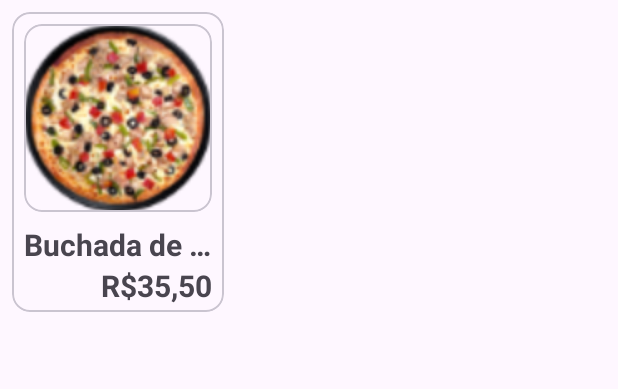
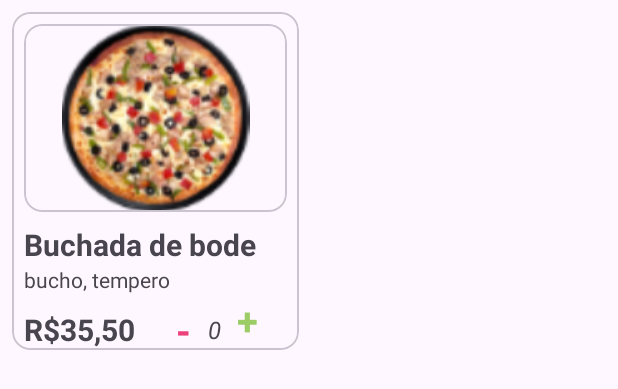
Before and after one commit to davidlucas1/Restaurante-, an Android app: the layout order_card.xml on its own in the app's theme, with its tools: preview values and no code run, on a phone screen of 412 x 824 dp. Shown: the top 389 px of the screen. Run offline under Robolectric (Android 15) with nearby library versions, the phone set to English and light mode, and no system bars; Roboto replaces fonts that are not available here.

Commit message:
description

```diff
--- a/app/src/main/AndroidManifest.xml
+++ b/app/src/main/AndroidManifest.xml
@@ -12,6 +12,9 @@
         android:supportsRtl="true"
         android:theme="@style/Theme.Pizzaria"
         tools:targetApi="31">
+        <activity
+            android:name=".Activities.Detail"
+            android:exported="false" />
         <activity
             android:name=".Activities.Tela2"
             android:exported="false" />
--- a/app/src/main/java/br/edu/ifma/pizzaria/Adapters/BebidasAdapter.java
+++ b/app/src/main/java/br/edu/ifma/pizzaria/Adapters/BebidasAdapter.java
@@ -45,6 +45,7 @@ public class BebidasAdapter extends RecyclerView.Adapter<BebidasAdapter.DrinksVi
         holder.image.setImageResource(drink.getImage());
         holder.name.setText(drink.getName());
         holder.price.setText(String.valueOf(drink.getPrice()));
+        holder.description.setText(String.valueOf(drink.getDescription()));
 
     }
 
@@ -55,7 +56,7 @@ public class BebidasAdapter extends RecyclerView.Adapter<BebidasAdapter.DrinksVi
 
     public class DrinksViewHolder extends RecyclerView.ViewHolder {
 
-        TextView name, price;
+        TextView name, price, description;
         ImageView image;
 
         public DrinksViewHolder(@NonNull View itemView) {
@@ -66,6 +67,8 @@ public class BebidasAdapter extends RecyclerView.Adapter<BebidasAdapter.DrinksVi
                     .findViewById(R.id.price);
             image = itemView
                     .findViewById(R.id.image);
+            description = itemView
+                    .findViewById(R.id.description);
         }
     }
 
--- a/app/src/main/java/br/edu/ifma/pizzaria/Adapters/MisturaAdapter.java
+++ b/app/src/main/java/br/edu/ifma/pizzaria/Adapters/MisturaAdapter.java
@@ -43,6 +43,8 @@ public class MisturaAdapter extends RecyclerView.Adapter<MisturaAdapter.Acompanh
         holder.image.setImageResource(mistura.getImage());
         holder.name.setText(mistura.getName());
         holder.price.setText(String.valueOf(mistura.getPrice()));
+        holder.description.setText(String.valueOf(mistura.getDescription()));
+
 
     }
 
@@ -52,7 +54,7 @@ public class MisturaAdapter extends RecyclerView.Adapter<MisturaAdapter.Acompanh
     }
 
     public class AcompanhamentoViewHolder extends RecyclerView.ViewHolder {
-        TextView name, price;
+        TextView name, price, description;
         ImageView image;
 
         public AcompanhamentoViewHolder(@NonNull View itemView) {
@@ -63,6 +65,8 @@ public class MisturaAdapter extends RecyclerView.Adapter<MisturaAdapter.Acompanh
                     .findViewById(R.id.price);
             image = itemView
                     .findViewById(R.id.image);
+            description = itemView
+                    .findViewById(R.id.description);
         }
     }
 }
--- a/app/src/main/java/br/edu/ifma/pizzaria/Adapters/PrincipalAdapter.java
+++ b/app/src/main/java/br/edu/ifma/pizzaria/Adapters/PrincipalAdapter.java
@@ -42,6 +42,7 @@ public class PrincipalAdapter extends RecyclerView.Adapter<PrincipalAdapter.Prat
         holder.image.setImageResource(prato.getImage());
         holder.name.setText(prato.getName());
         holder.price.setText(String.valueOf(prato.getPrice()));
+        holder.description.setText(String.valueOf(prato.getDescription()));
 
     }
 
@@ -52,7 +53,7 @@ public class PrincipalAdapter extends RecyclerView.Adapter<PrincipalAdapter.Prat
 
 
     public class PratoViewHolder extends RecyclerView.ViewHolder {
-        TextView name, price;
+        TextView name, price, description;
         ImageView image;
 
         public PratoViewHolder(@NonNull View itemView) {
@@ -63,6 +64,8 @@ public class PrincipalAdapter extends RecyclerView.Adapter<PrincipalAdapter.Prat
                     .findViewById(R.id.price);
             image = itemView
                     .findViewById(R.id.image);
+            description = itemView
+                    .findViewById(R.id.description);
         }
     }
 }
--- a/app/src/main/res/layout/order_card.xml
+++ b/app/src/main/res/layout/order_card.xml
@@ -1,8 +1,9 @@
 <?xml version="1.0" encoding="utf-8"?>
 <com.google.android.material.card.MaterialCardView xmlns:android="http://schemas.android.com/apk/res/android"
     xmlns:app="http://schemas.android.com/apk/res-auto"
+    xmlns:tools="http://schemas.android.com/tools"
     android:layout_width="wrap_content"
-    android:layout_height="200dp"
+    android:layout_height="wrap_content"
     android:layout_margin="8dp"
     app:cardCornerRadius="12dp">
 
@@ -19,7 +20,7 @@
 
             <ImageView
                 android:id="@+id/image"
-                android:layout_width="125dp"
+                android:layout_width="175dp"
                 android:layout_height="125dp"
                 app:srcCompat="@drawable/img" />
         </com.google.android.material.card.MaterialCardView>
@@ -36,13 +37,23 @@
             android:textSize="20sp"
             android:textStyle="bold" />
 
-        <LinearLayout
+        <TextView
+            android:id="@+id/description"
+            android:layout_width="match_parent"
+            android:layout_height="wrap_content"
+            android:layout_marginStart="8dp"
+            android:layout_marginEnd="8dp"
+            android:ellipsize="end"
+            android:maxLines="1"
+            android:text="bucho, tempero" />
+
+        <androidx.constraintlayout.widget.ConstraintLayout
+            android:id="@+id/linearLayout2"
             android:layout_width="match_parent"
             android:layout_height="match_parent"
             android:layout_marginStart="8dp"
             android:layout_marginEnd="8dp"
-            android:gravity="end"
-            android:orientation="horizontal">
+            android:gravity="start">
 
             <TextView
                 android:id="@+id/textView4"
@@ -50,7 +61,10 @@
                 android:layout_height="wrap_content"
                 android:text="R$"
                 android:textSize="20sp"
-                android:textStyle="bold" />
+                android:textStyle="bold"
+                app:layout_constraintBaseline_toBaselineOf="@+id/price"
+                app:layout_constraintEnd_toStartOf="@+id/price"
+                app:layout_constraintStart_toStartOf="parent" />
 
             <TextView
                 android:id="@+id/price"
@@ -58,8 +72,58 @@
                 android:layout_height="wrap_content"
                 android:text="35,50"
                 android:textSize="20sp"
-                android:textStyle="bold" />
-        </LinearLayout>
+                android:textStyle="bold"
+                app:layout_constraintBottom_toBottomOf="parent"
+                app:layout_constraintStart_toEndOf="@+id/textView4"
+                app:layout_constraintTop_toTopOf="@+id/textView4" />
+
+            <TextView
+                android:id="@+id/menos"
+                android:layout_width="wrap_content"
+                android:layout_height="wrap_content"
+                android:layout_marginStart="24dp"
+                android:layout_marginEnd="4dp"
+                android:gravity="center_horizontal"
+                android:text="-"
+                android:textColor="#EC407A"
+                android:textSize="25sp"
+                android:textStyle="bold"
+                app:layout_constraintBottom_toBottomOf="@+id/price"
+                app:layout_constraintEnd_toStartOf="@+id/quntidade"
+                app:layout_constraintStart_toEndOf="@+id/price"
+                app:layout_constraintTop_toTopOf="@+id/price" />
+
+            <TextView
+                android:id="@+id/quntidade"
+                android:layout_width="wrap_content"
+                android:layout_height="wrap_content"
+                android:layout_marginStart="4dp"
+                android:layout_marginEnd="4dp"
+                android:text="0"
+                android:textSize="16sp"
+                android:textStyle="italic"
+                app:layout_constraintBottom_toBottomOf="@+id/menos"
+                app:layout_constraintEnd_toStartOf="@+id/mais"
+                app:layout_constraintStart_toEndOf="@+id/menos"
+                app:layout_constraintTop_toTopOf="@+id/menos" />
+
+            <TextView
+                android:id="@+id/mais"
+                android:layout_width="wrap_content"
+                android:layout_height="wrap_content"
+                android:layout_marginStart="4dp"
+                android:layout_marginEnd="16dp"
+                android:text="+"
+                android:textColor="#9CCC65"
+                android:textSize="25sp"
+                android:textStyle="bold"
+                app:layout_constraintBottom_toBottomOf="@+id/quntidade"
+                app:layout_constraintEnd_toEndOf="parent"
+                app:layout_constraintStart_toEndOf="@+id/quntidade"
+                app:layout_constraintTop_toTopOf="@+id/quntidade"
+                app:layout_constraintVertical_bias="1.0" />
+
+        </androidx.constraintlayout.widget.ConstraintLayout>
 
     </LinearLayout>
 
```
Also changed, not shown: app/src/main/java/br/edu/ifma/pizzaria/Activities/Detail.java (added, +16 -0 lines), app/src/main/java/br/edu/ifma/pizzaria/Activities/Tela2.java (+9 -9 lines), app/src/main/java/br/edu/ifma/pizzaria/Models/Bebidas.java (+11 -1 lines), app/src/main/java/br/edu/ifma/pizzaria/Models/Mistura.java (+11 -1 lines), app/src/main/java/br/edu/ifma/pizzaria/Models/PratoPrincipal.java (+14 -1 lines), app/src/main/res/layout/activity_detail.xml (added, +9 -0 lines).
